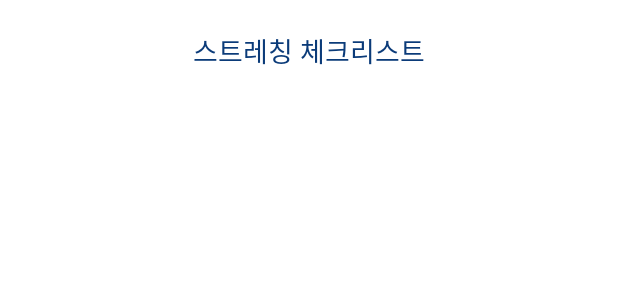
After one commit to syg9272/-, an Android app: the layout checklist.xml on its own in the app's theme, with its tools: preview values and no code run, on a phone screen of 412 x 824 dp. The commit adds this screen. Shown: the top 300 px of the screen. Run offline under Robolectric (Android 15) with nearby library versions, the phone set to English and light mode, and no system bars.

Commit message:
동영상추가,체크리스트화면전환

```diff
--- a/app/src/main/AndroidManifest.xml
+++ b/app/src/main/AndroidManifest.xml
@@ -8,7 +8,8 @@
         android:label="@string/app_name"
         android:roundIcon="@mipmap/ic_launcher_round"
         android:supportsRtl="true"
-        android:theme="@style/AppTheme">
+        android:theme="@style/AppTheme"
+        android:usesCleartextTraffic="true">
         <activity
             android:name=".SplashActivity"
             android:screenOrientation="portrait"
@@ -31,6 +32,7 @@
         <activity android:name=".Gallery" />
         <activity android:name=".Graph" />
         <activity android:name=".Setting" />
+        <activity android:name=".Checklist" />
 
     </application>
 
--- /dev/null
+++ b/app/src/main/res/layout/checklist.xml
@@ -0,0 +1,46 @@
+<?xml version="1.0" encoding="utf-8"?>
+<androidx.drawerlayout.widget.DrawerLayout
+    xmlns:android="http://schemas.android.com/apk/res/android"
+    xmlns:app="http://schemas.android.com/apk/res-auto"
+    android:id="@+id/drawer_layout"
+    android:layout_width="match_parent"
+    android:layout_height="match_parent"
+    android:fitsSystemWindows="true"
+    >
+
+    <LinearLayout
+        xmlns:android="http://schemas.android.com/apk/res/android"
+        xmlns:app="http://schemas.android.com/apk/res-auto"
+        xmlns:tools="http://schemas.android.com/tools"
+        android:layout_width="match_parent"
+        android:layout_height="match_parent"
+        android:orientation="vertical"
+        tools:context=".MainActivity">
+        <androidx.appcompat.widget.Toolbar
+            android:id="@+id/toolbar"
+            android:layout_width="match_parent"
+            android:layout_height="wrap_content"
+            android:padding="20dp"
+            android:background="#FFFFFF"
+            android:theme="@style/ThemeOverlay.AppCompat.ActionBar"
+            app:popupTheme="@style/ThemeOverlay.AppCompat.Light">
+
+
+            <TextView
+                android:layout_width="wrap_content"
+                android:layout_height="wrap_content"
+                android:layout_gravity="center"
+                android:text="스트레칭 체크리스트"
+                android:textColor="#0B3B79"
+                android:fontFamily="@font/jalnan"
+                android:textSize="18sp"/>
+
+        </androidx.appcompat.widget.Toolbar>
+    </LinearLayout>
+    <com.google.android.material.navigation.NavigationView
+        android:id="@+id/nav_view"
+        android:layout_width="wrap_content"
+        android:layout_height="match_parent"
+        android:layout_gravity="start"
+        app:menu="@menu/navi_menu"/>
+</androidx.drawerlayout.widget.DrawerLayout>
--- a/app/src/main/res/layout/setting.xml
+++ b/app/src/main/res/layout/setting.xml
@@ -28,7 +28,7 @@
             android:layout_width="wrap_content"
             android:layout_height="wrap_content"
             android:layout_gravity="center"
-            android:text="메뉴명"
+            android:text="설정"
             android:textColor="#0B3B79"
             android:fontFamily="@font/jalnan"
             android:textSize="20sp"/>
--- a/app/src/main/res/layout/toolbar_sample.xml
+++ b/app/src/main/res/layout/toolbar_sample.xml
@@ -23,7 +23,7 @@
             android:text="메뉴명"
             android:textColor="#0B3B79"
             android:fontFamily="@font/jalnan"
-            android:textSize="20sp"/>
+            android:textSize="18sp"/>
 
     </androidx.appcompat.widget.Toolbar>
 </LinearLayout>
```
Also changed, not shown: app/src/main/java/com/example/pizzaneck/Checklist.java (added, +117 -0 lines), app/src/main/java/com/example/pizzaneck/Stretching.java (+61 -0 lines), app/src/main/res/layout/stretching.xml (+20 -6 lines), 1 other file.
